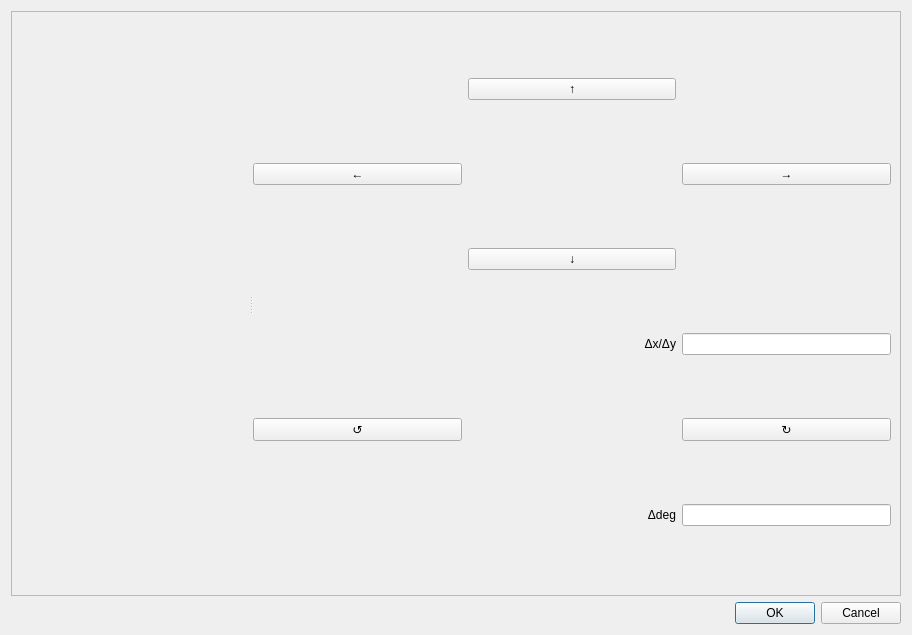
Before: the Qt Designer form GUI/image_translation.ui in lshzh-ww/ARPES_Reader, drawn with Qt 5.
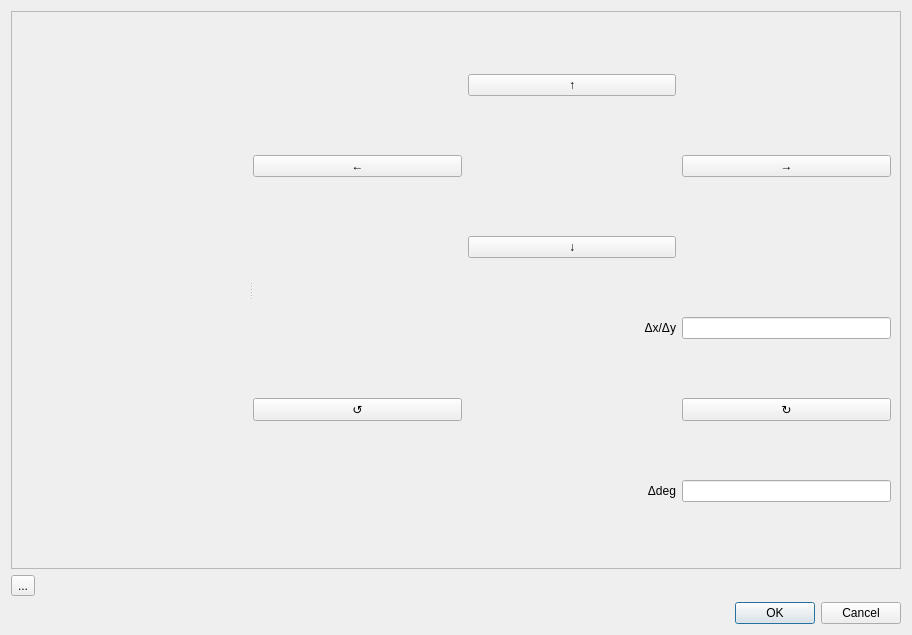
After: the same form once the commit is applied. Custom widgets are drawn as their Qt base class.

The edit to the form file:
```diff
--- a/GUI/image_translation.ui
+++ b/GUI/image_translation.ui
@@ -124,6 +124,13 @@
      </layout>
     </widget>
    </item>
+   <item>
+    <widget class="QToolButton" name="toolButton">
+     <property name="text">
+      <string>...</string>
+     </property>
+    </widget>
+   </item>
    <item>
     <widget class="QDialogButtonBox" name="buttonBox">
      <property name="orientation">
```
Left out of the diff: 74 changed lines with no effect on the pictures.
